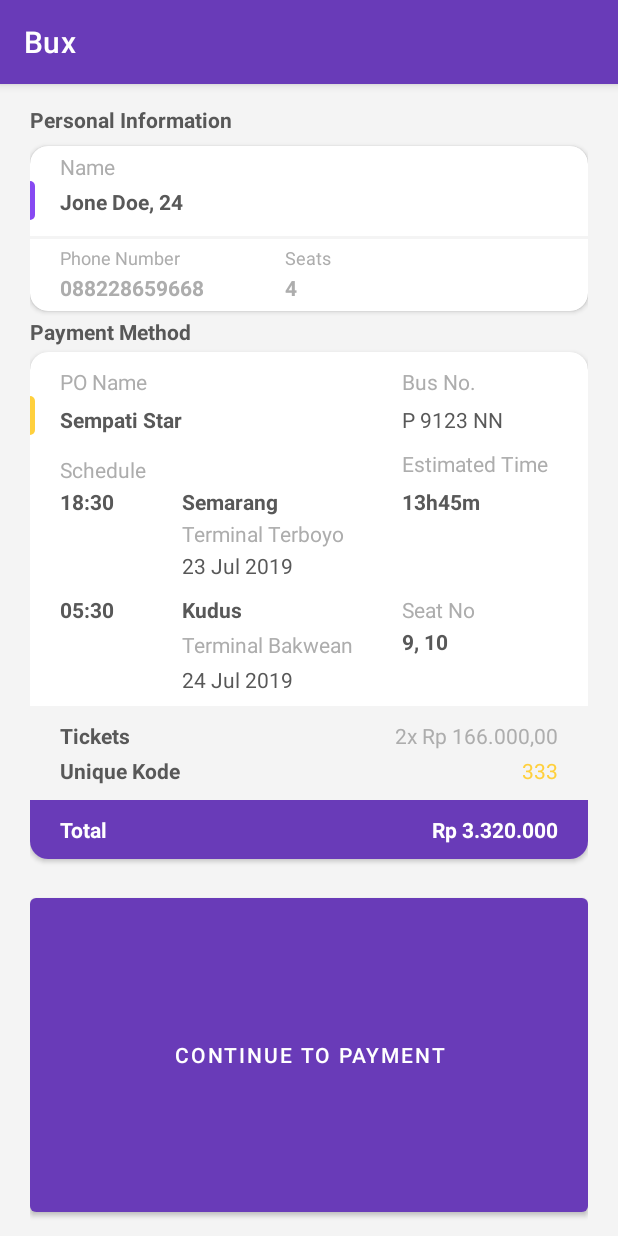
After one commit to RadRasyad/Bux_Final_Project_4_Kampus_Merdeka_Hacktiv8, an Android app: the DetailPaymentActivity screen opened directly, with no data from a screen before it, on a phone screen of 412 x 824 dp. The commit adds this screen. Run offline under Robolectric (Android 15) with nearby library versions, the phone set to English and light mode, and no system bars.

Commit message:
layout rating, payment

```diff
--- a/app/src/main/AndroidManifest.xml
+++ b/app/src/main/AndroidManifest.xml
@@ -14,6 +14,9 @@
         android:supportsRtl="true"
         android:theme="@style/Theme.Bux"
         tools:targetApi="31">
+        <activity
+            android:name=".ui.payment.DetailPaymentActivity"
+            android:exported="false" />
         <activity
             android:name=".ui.chooser.DestinationChooserActivity"
             android:exported="false" />
--- /dev/null
+++ b/app/src/main/java/com/hacktiv8/bux/ui/payment/DetailPaymentActivity.java
@@ -0,0 +1,16 @@
+package com.hacktiv8.bux.ui.payment;
+
+import androidx.appcompat.app.AppCompatActivity;
+
+import android.os.Bundle;
+
+import com.hacktiv8.bux.R;
+
+public class DetailPaymentActivity extends AppCompatActivity {
+
+    @Override
+    protected void onCreate(Bundle savedInstanceState) {
+        super.onCreate(savedInstanceState);
+        setContentView(R.layout.activity_detail_payment);
+    }
+}
--- /dev/null
+++ b/app/src/main/res/layout/activity_detail_payment.xml
@@ -0,0 +1,449 @@
+<?xml version="1.0" encoding="utf-8"?>
+<RelativeLayout xmlns:android="http://schemas.android.com/apk/res/android"
+    xmlns:app="http://schemas.android.com/apk/res-auto"
+    xmlns:tools="http://schemas.android.com/tools"
+    android:layout_width="match_parent"
+    android:layout_height="match_parent"
+    android:background="#F4F4F4"
+    android:paddingHorizontal="20dp"
+    android:paddingVertical="10dp"
+    tools:context=".ui.payment.DetailPaymentActivity">
+
+<!--    <TextView-->
+<!--        android:id="@+id/title"-->
+<!--        android:layout_width="wrap_content"-->
+<!--        android:layout_height="wrap_content"-->
+<!--        android:layout_centerHorizontal="true"-->
+<!--        android:text="Complete booking"-->
+<!--        android:textSize="16sp"-->
+<!--        android:textStyle="bold" />-->
+
+    <TextView
+        android:id="@+id/tvInfo"
+        android:layout_width="wrap_content"
+        android:layout_height="wrap_content"
+        android:layout_marginTop="4dp"
+        android:text="Personal Information"
+        android:textColor="@color/label"
+        android:textSize="14dp"
+        android:textStyle="bold" />
+
+    <androidx.cardview.widget.CardView
+        android:id="@+id/topDetail"
+        android:layout_below="@id/tvInfo"
+        android:layout_width="match_parent"
+        android:layout_marginTop="8dp"
+        android:layout_height="wrap_content"
+        app:cardCornerRadius="12dp">
+
+        <RelativeLayout
+            android:layout_width="match_parent"
+            android:layout_height="match_parent"
+            android:paddingBottom="6dp">
+
+            <TextView
+                android:id="@+id/titleName"
+                android:layout_width="wrap_content"
+                android:layout_height="wrap_content"
+                android:layout_marginStart="20dp"
+                android:layout_marginTop="4dp"
+                android:text="Name"
+                android:textColor="@color/text" />
+
+            <TextView
+                android:id="@+id/name"
+                android:layout_width="wrap_content"
+                android:layout_height="wrap_content"
+                android:layout_below="@+id/titleName"
+                android:layout_marginStart="20dp"
+                android:layout_marginTop="4dp"
+                android:text="Jone Doe, 24"
+                android:textColor="@color/label"
+                android:textSize="14dp"
+                android:textStyle="bold" />
+
+            <TextView
+                android:id="@+id/underline"
+                android:layout_width="match_parent"
+                android:layout_height="wrap_content"
+                android:layout_marginTop="-4dp"
+                android:layout_below="@+id/name"
+                android:background="@drawable/underline" />
+
+            <TextView
+                android:id="@+id/titlePhone"
+                android:layout_width="wrap_content"
+                android:layout_height="wrap_content"
+                android:layout_below="@+id/underline"
+                android:layout_marginStart="20dp"
+                android:layout_marginTop="4dp"
+                android:text="Phone Number"
+                android:textColor="@color/text"
+                android:textSize="12dp" />
+
+            <TextView
+                android:id="@+id/phone"
+                android:layout_width="wrap_content"
+                android:layout_height="wrap_content"
+                android:layout_below="@+id/titlePhone"
+                android:layout_marginStart="20dp"
+                android:layout_marginTop="2dp"
+                android:text="088228659668"
+                android:textColor="@color/text"
+                android:textStyle="bold" />
+
+
+            <TextView
+                android:id="@+id/titleSeats"
+                android:layout_width="wrap_content"
+                android:layout_height="wrap_content"
+                android:layout_below="@+id/underline"
+                android:layout_marginStart="70dp"
+                android:layout_marginTop="4dp"
+                android:layout_toRightOf="@id/titlePhone"
+                android:text="Seats"
+                android:textColor="@color/text"
+                android:textSize="12dp" />
+
+            <TextView
+                android:id="@+id/seats"
+                android:layout_width="wrap_content"
+                android:layout_height="wrap_content"
+                android:layout_below="@+id/titleSeats"
+                android:layout_marginStart="70dp"
+                android:layout_marginTop="2dp"
+                android:layout_toRightOf="@id/titlePhone"
+                android:text="4"
+                android:textColor="@color/text"
+                android:textStyle="bold" />
+
+            <View
+                android:layout_width="3dp"
+                android:layout_height="26dp"
+                android:layout_below="@+id/titleName"
+                android:background="@drawable/custom_ractangle" />
+
+
+        </RelativeLayout>
+
+
+    </androidx.cardview.widget.CardView>
+
+    <TextView
+        android:id="@+id/tvPay"
+        android:layout_width="wrap_content"
+        android:layout_height="wrap_content"
+        android:layout_below="@id/topDetail"
+        android:layout_marginTop="4dp"
+        android:text="Payment Method"
+        android:textColor="@color/label"
+        android:textSize="14dp"
+        android:textStyle="bold" />
+
+    <androidx.cardview.widget.CardView
+        android:id="@+id/midDetail"
+        android:layout_below="@id/tvPay"
+        android:layout_width="match_parent"
+        android:layout_marginTop="4dp"
+        android:layout_height="wrap_content"
+        app:cardCornerRadius="12dp">
+
+        <RelativeLayout
+            android:layout_width="match_parent"
+            android:layout_height="match_parent">
+
+            <TextView
+                android:id="@+id/titleBus"
+                android:layout_width="wrap_content"
+                android:layout_height="wrap_content"
+                android:layout_marginStart="20dp"
+                android:layout_marginTop="10dp"
+                android:text="PO Name"
+                android:textColor="@color/text" />
+
+
+            <TextView
+                android:id="@+id/nameBus"
+                android:layout_width="wrap_content"
+                android:layout_height="wrap_content"
+                android:layout_below="@+id/titleBus"
+                android:layout_marginStart="20dp"
+                android:layout_marginTop="6dp"
+                android:text="Sempati Star"
+                android:textColor="@color/label"
+                android:textSize="14dp"
+                android:textStyle="bold" />
+
+            <TextView
+                android:id="@+id/titleSchedule"
+                android:layout_width="wrap_content"
+                android:layout_height="wrap_content"
+                android:layout_below="@+id/nameBus"
+                android:layout_marginStart="20dp"
+                android:layout_marginTop="14dp"
+                android:text="Schedule"
+                android:textColor="@color/text" />
+
+            <TextView
+                android:id="@+id/departTime"
+                android:layout_width="wrap_content"
+                android:layout_height="wrap_content"
+                android:layout_below="@+id/titleSchedule"
+                android:layout_marginStart="20dp"
+                android:layout_marginTop="2dp"
+                android:text="18:30"
+                android:textColor="@color/label"
+                android:textStyle="bold" />
+
+            <TextView
+                android:id="@+id/from"
+                android:layout_width="wrap_content"
+                android:layout_height="wrap_content"
+                android:layout_below="@+id/titleSchedule"
+                android:layout_marginStart="24dp"
+                android:layout_marginTop="2dp"
+                android:layout_toRightOf="@id/titleSchedule"
+                android:text="Semarang"
+                android:textColor="@color/label"
+                android:textStyle="bold" />
+
+            <TextView
+                android:id="@+id/fromTerminal"
+                android:layout_width="wrap_content"
+                android:layout_height="wrap_content"
+                android:layout_below="@+id/from"
+                android:layout_marginStart="24dp"
+                android:layout_marginTop="2dp"
+                android:layout_toRightOf="@id/titleSchedule"
+                android:text="Terminal Terboyo"
+                android:textColor="@color/text" />
+
+            <TextView
+                android:id="@+id/fromTgl"
+                android:layout_width="wrap_content"
+                android:layout_height="wrap_content"
+                android:layout_below="@+id/fromTerminal"
+                android:layout_marginStart="24dp"
+                android:layout_marginTop="2dp"
+                android:layout_toRightOf="@id/titleSchedule"
+                android:text="23 Jul 2019"
+                android:textColor="@color/label" />
+
+            <TextView
+                android:id="@+id/estimationTime"
+                android:layout_width="wrap_content"
+                android:layout_height="wrap_content"
+                android:layout_below="@+id/fromTgl"
+                android:layout_marginStart="20dp"
+                android:layout_marginTop="10dp"
+                android:text="05:30"
+                android:textColor="@color/label"
+                android:textStyle="bold" />
+
+            <TextView
+                android:id="@+id/to"
+                android:layout_toRightOf="@id/titleSchedule"
+                android:layout_width="wrap_content"
+                android:layout_height="wrap_content"
+                android:layout_below="@+id/fromTgl"
+                android:layout_marginStart="24dp"
+                android:layout_marginTop="10dp"
+                android:text="Kudus"
+                android:textColor="@color/label"
+                android:textStyle="bold" />
+
+            <TextView
+                android:id="@+id/toTerminal"
+                android:layout_width="wrap_content"
+                android:layout_height="wrap_content"
+                android:layout_below="@+id/to"
+                android:layout_marginStart="24dp"
+                android:layout_marginTop="4dp"
+                android:layout_toRightOf="@id/titleSchedule"
+                android:text="Terminal Bakwean"
+                android:textColor="@color/text" />
+
+            <TextView
+                android:id="@+id/toTgl"
+                android:layout_width="wrap_content"
+                android:layout_height="wrap_content"
+                android:layout_below="@+id/toTerminal"
+                android:layout_marginStart="24dp"
+                android:layout_marginTop="4dp"
+                android:layout_marginBottom="8dp"
+                android:layout_toRightOf="@id/titleSchedule"
+                android:text="24 Jul 2019"
+                android:textColor="@color/label" />
+
+            <TextView
+                android:id="@+id/titlePlat"
+                android:layout_width="wrap_content"
+                android:layout_height="wrap_content"
+                android:layout_marginStart="170dp"
+                android:layout_marginTop="10dp"
+                android:layout_toRightOf="@id/titleBus"
+                android:text="Bus No."
+                android:textColor="@color/text" />
+
+            <TextView
+                android:id="@+id/platBus"
+                android:layout_width="wrap_content"
+                android:layout_height="wrap_content"
+                android:layout_below="@+id/titlePlat"
+                android:layout_marginStart="170dp"
+                android:layout_marginLeft="170dp"
+                android:layout_marginTop="6dp"
+                android:layout_toRightOf="@id/titleBus"
+                android:text="P 9123 NN"
+                android:textColor="@color/label" />
+
+            <TextView
+                android:id="@+id/titleEstimasi"
+                android:layout_width="wrap_content"
+                android:layout_height="wrap_content"
+                android:layout_below="@+id/nameBus"
+                android:layout_marginStart="170dp"
+                android:layout_marginTop="10dp"
+                android:layout_toRightOf="@id/titleBus"
+                android:text="Estimated Time"
+                android:textColor="@color/text" />
+
+            <TextView
+                android:id="@+id/estimasiTime"
+                android:layout_width="wrap_content"
+                android:layout_height="wrap_content"
+                android:layout_below="@+id/titleSchedule"
+                android:layout_marginStart="170dp"
+                android:layout_marginTop="2dp"
+                android:layout_toRightOf="@id/titleBus"
+                android:text="13h45m"
+                android:textColor="@color/label"
+                android:textStyle="bold" />
+
+            <TextView
+                android:id="@+id/titleSeatsNo"
+                android:layout_width="wrap_content"
+                android:layout_height="wrap_content"
+                android:layout_below="@+id/fromTgl"
+                android:layout_marginStart="170dp"
+                android:layout_marginTop="10dp"
+                android:layout_toRightOf="@id/titleBus"
+                android:text="Seat No"
+                android:textColor="@color/text" />
+
+            <TextView
+                android:id="@+id/seatNo"
+                android:layout_width="wrap_content"
+                android:layout_height="wrap_content"
+                android:layout_below="@+id/titleSeatsNo"
+                android:layout_marginStart="170dp"
+                android:layout_marginTop="2dp"
+                android:layout_toRightOf="@id/titleBus"
+                android:text="9, 10"
+                android:textColor="@color/label"
+                android:textStyle="bold" />
+
+
+            <View
+                android:layout_width="3dp"
+                android:layout_height="26dp"
+                android:layout_below="@+id/titleBus"
+                android:background="@drawable/custom_ractangle_yel" />
+
+            <RelativeLayout
+                android:id="@+id/rtBiaya"
+                android:layout_width="match_parent"
+                android:layout_height="wrap_content"
+                android:layout_below="@+id/toTgl"
+                android:background="@color/bg"
+                android:padding="10dp">
+
+                <TextView
+                    android:id="@+id/tvTiket"
+                    android:layout_width="wrap_content"
+                    android:layout_height="wrap_content"
+                    android:layout_marginStart="10dp"
+                    android:text="Tickets"
+                    android:textColor="@color/label"
+                    android:textStyle="bold" />
+
+                <TextView
+                    android:id="@+id/tiket"
+                    android:layout_width="wrap_content"
+                    android:layout_height="wrap_content"
+                    android:layout_alignParentRight="true"
+                    android:layout_marginEnd="10dp"
+                    android:text="2x Rp 166.000,00"
+                    android:textColor="@color/text" />
+
+                <TextView
+                    android:id="@+id/tvCode"
+                    android:layout_width="wrap_content"
+                    android:layout_height="wrap_content"
+                    android:layout_below="@+id/tvTiket"
+                    android:layout_marginStart="10dp"
+                    android:layout_marginTop="4dp"
+                    android:text="Unique Kode"
+                    android:textColor="@color/label"
+                    android:textStyle="bold" />
+
+                <TextView
+                    android:id="@+id/code"
+                    android:layout_width="wrap_content"
+                    android:layout_height="wrap_content"
+                    android:layout_below="@id/tiket"
+                    android:layout_alignParentRight="true"
+                    android:layout_marginTop="4dp"
+                    android:layout_marginEnd="10dp"
+                    android:text="333"
+                    android:textColor="@color/secondary" />
+
+
+            </RelativeLayout>
+
+            <RelativeLayout
+                android:layout_below="@id/rtBiaya"
+                android:layout_width="match_parent"
+                android:layout_height="wrap_content"
+                android:background="@color/primary"
+                android:padding="10dp">
+
+                <TextView
+                    android:id="@+id/titleTotal"
+                    android:layout_width="wrap_content"
+                    android:layout_height="wrap_content"
+                    android:layout_marginStart="10dp"
+                    android:text="Total"
+                    android:textColor="@color/white"
+                    android:textSize="14dp"
+                    android:textStyle="bold" />
+
+                <TextView
+                    android:id="@+id/Total"
+                    android:layout_width="wrap_content"
+                    android:layout_height="wrap_content"
+                    android:layout_alignParentRight="true"
+                    android:layout_marginEnd="10dp"
+                    android:textColor="@color/white"
+                    android:textSize="14dp"
+                    android:textStyle="bold"
+                    android:text="Rp 3.320.000"/>
+
+            </RelativeLayout>
+
+        </RelativeLayout>
+
+    </androidx.cardview.widget.CardView>
+
+    <com.google.android.material.button.MaterialButton
+        android:id="@+id/btnSelect"
+        android:layout_alignParentBottom="true"
+        android:layout_marginTop="20dp"
+        android:layout_width="match_parent"
+        android:layout_height="wrap_content"
+        android:layout_below="@+id/midDetail"
+        android:text="CONTINUE TO PAYMENT" />
+
+
+
+</RelativeLayout>
--- a/app/src/main/res/values/colors.xml
+++ b/app/src/main/res/values/colors.xml
@@ -24,4 +24,5 @@
     <color name="label">#585858</color>
 
     <color name="icon">#E94852</color>
+    <color name="bg">#F4F4F4</color>
 </resources>
```
Also changed, not shown: app/src/main/res/drawable-v24/ic_star.xml (added, +10 -0 lines), app/src/main/res/drawable-v24/ic_star_border.xml (added, +10 -0 lines), app/src/main/res/drawable/rating.xml (added, +13 -0 lines), app/src/main/res/layout/layout_rating.xml (added, +223 -0 lines).
